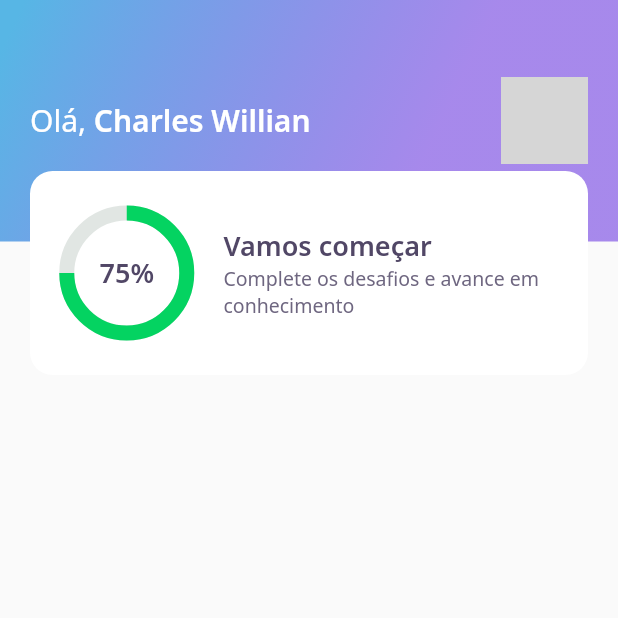
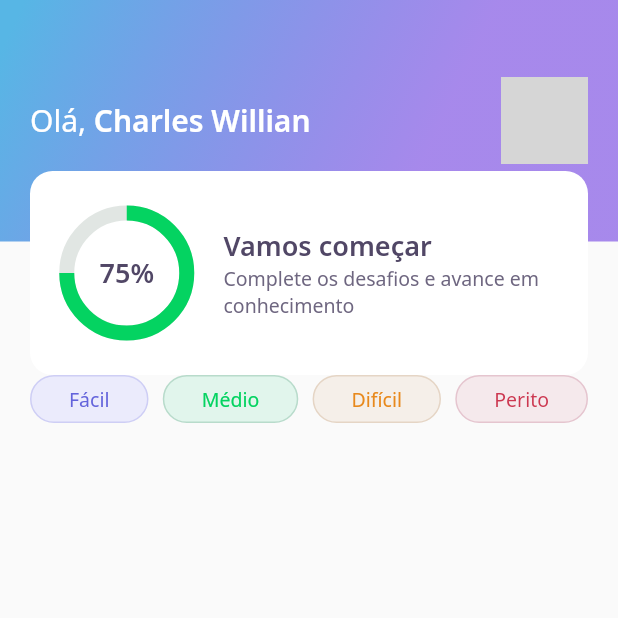
Before and after one commit to charles00willian/dev_quiz, a Flutter app: the screen it shows after launch, on a phone screen of 412 x 824 dp, the top half of it. Run offline on Flutter 3.47's test engine with Material 2 defaults, Android fonts, the phone set to English and light mode, and no system bars; our stand-ins replace google_fonts; network calls fail; grey boxes are pictures that could not be loaded.

Commit message:
botão de level

```diff
--- a/lib/home/home_page.dart
+++ b/lib/home/home_page.dart
@@ -1,4 +1,5 @@
 import 'package:dev_quiz/home/widgets/appbar/appbar_widget.dart';
+import 'package:dev_quiz/home/widgets/level_button/level_button_widget.dart';
 import 'package:flutter/material.dart';
 
 class HomePage extends StatefulWidget {
@@ -13,6 +14,18 @@ class _HomePageState extends State<HomePage> {
   Widget build(BuildContext context) {
     return Scaffold(
       appBar: AppBarWidget(),
+      body: Padding(
+        padding: const EdgeInsets.symmetric(horizontal: 20),
+        child: Row(
+          mainAxisAlignment: MainAxisAlignment.spaceBetween,
+          children: [
+            LevelButtonWidget(label: "Fácil"),
+            LevelButtonWidget(label: "Médio"),
+            LevelButtonWidget(label: "Difícil"),
+            LevelButtonWidget(label: "Perito"),
+          ],
+        ),
+      ),
     );
   }
 }
--- /dev/null
+++ b/lib/home/widgets/level_button/level_button_widget.dart
@@ -0,0 +1,62 @@
+import 'package:dev_quiz/core/app_colors.dart';
+import 'package:dev_quiz/core/core.dart';
+import 'package:flutter/material.dart';
+import 'package:google_fonts/google_fonts.dart';
+
+class LevelButtonWidget extends StatelessWidget {
+  final String label;
+
+  LevelButtonWidget({
+    Key? key,
+    required this.label,
+  })   : assert(["Fácil", "Médio", "Difícil", "Perito"].contains(label)),
+        super(key: key);
+
+  final config = {
+    "Fácil": {
+      "color": AppColors.levelButtonFacil,
+      "borderColor": AppColors.levelButtonBorderFacil,
+      "fontColor": AppColors.levelButtonTextFacil
+    },
+    "Médio": {
+      "color": AppColors.levelButtonMedio,
+      "borderColor": AppColors.levelButtonBorderMedio,
+      "fontColor": AppColors.levelButtonTextMedio
+    },
+    "Difícil": {
+      "color": AppColors.levelButtonDificil,
+      "borderColor": AppColors.levelButtonBorderDificil,
+      "fontColor": AppColors.levelButtonTextDificil
+    },
+    "Perito": {
+      "color": AppColors.levelButtonPerito,
+      "borderColor": AppColors.levelButtonBorderPerito,
+      "fontColor": AppColors.levelButtonTextPerito
+    },
+  };
+
+  Color get color => config[label]!['color']!;
+  Color get borderColor => config[label]!['borderColor']!;
+  Color get fontColor => config[label]!['fontColor']!;
+
+  @override
+  Widget build(BuildContext context) {
+    return Container(
+      decoration: BoxDecoration(
+        color: color,
+        border: Border.fromBorderSide(BorderSide(color: borderColor)),
+        borderRadius: BorderRadius.circular(28),
+      ),
+      child: Padding(
+        padding: const EdgeInsets.symmetric(horizontal: 25, vertical: 6),
+        child: Text(
+          label,
+          style: GoogleFonts.notoSans(
+            color: fontColor,
+            fontSize: 13,
+          ),
+        ),
+      ),
+    );
+  }
+}
```
